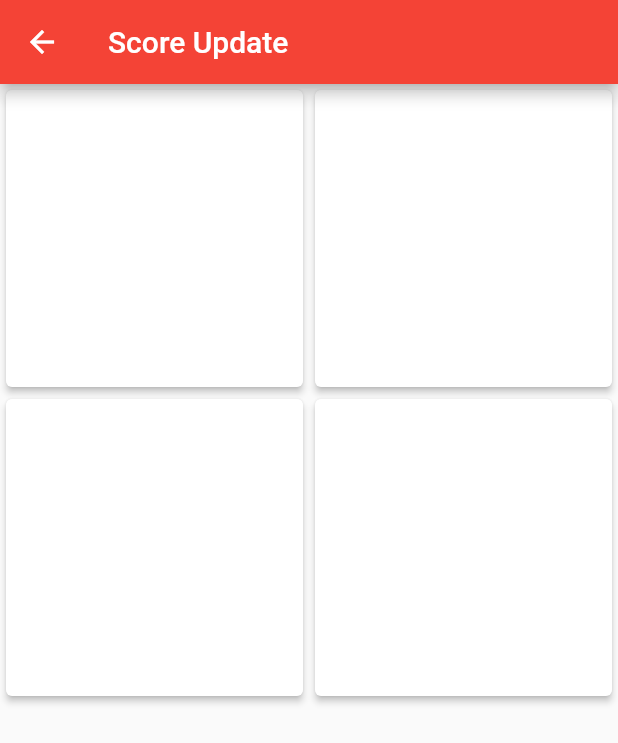
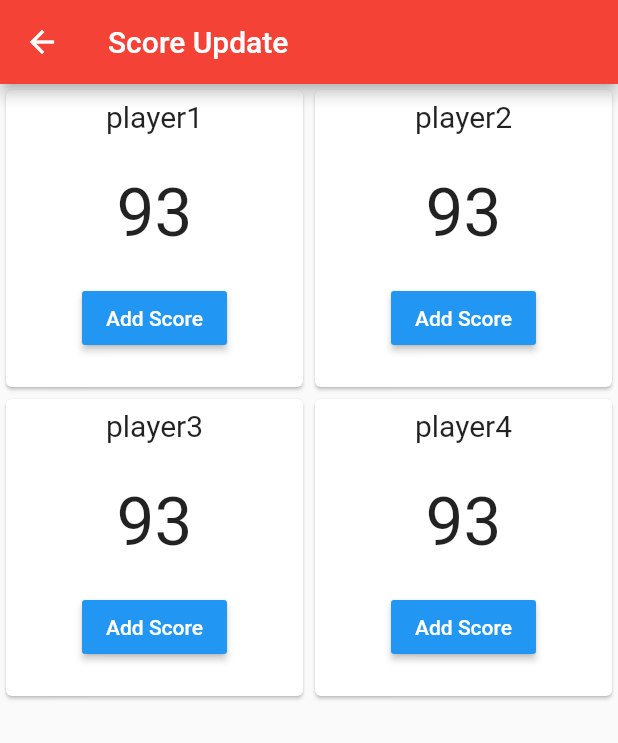
Before and after one commit to rameshwordhakal/carromcounter, a Flutter app: the screen it shows after launch, after a tap on "Play", on a phone screen of 412 x 824 dp. Shown: the top 743 px of the screen. Run offline on Flutter 3.47's test engine with Material 2 defaults, Android fonts, the phone set to English and light mode, and no system bars.

Commit message:
Player Name added to Cards

```diff
--- a/lib/HomeScreen.dart
+++ b/lib/HomeScreen.dart
@@ -1,6 +1,5 @@
 import 'package:flutter/material.dart';
 import './ScoreUpdateScreen.dart';
-
 
 class HomeScreen extends StatelessWidget {
   @override
@@ -14,12 +13,7 @@ class HomeScreen extends StatelessWidget {
   }
 }
 
-class PlayersData {
-  String player1 = '';
-  String player2 = '';
-  String player3 = '';
-  String player4 = '';
-}
+List<String> playerslist = ["player1", "player2", "player3", "player4"];
 
 class NewPlayerRegistration extends StatefulWidget {
   @override
@@ -29,53 +23,62 @@ class NewPlayerRegistration extends StatefulWidget {
 }
 
 class NewPlayerRegistrationForm extends State<NewPlayerRegistration> {
-  PlayersData _data = new PlayersData();
 
   void gotonewscreen() {
     Navigator.push(
       context,
       MaterialPageRoute(
-          builder: (context) => new ScoreUpdateScreen(players: _data)),
+          builder: (context) => new ScoreUpdateScreen(players: playerslist)),
     );
   }
 
   @override
   Widget build(BuildContext context) {
-    final Size screenSize = MediaQuery.of(context).size;
 
-    return Container
-      (child: ListView(
+    return Container(
+      child: ListView(
         children: <Widget>[
-          TextField(
+          Container(
+            margin: EdgeInsets.all(10.0),
+            child: TextField(
                 keyboardType: TextInputType.text,
                 decoration: InputDecoration(
-                  hintText: 'Rameshwor', labelText: 'Player1'),
+                    labelText: 'Player1'),
                 onChanged: (String value) {
-                this._data.player1 = value;
+                  playerslist[0] = value;
                 }),
-          TextField(
+          ),
+          Container(
+            margin: EdgeInsets.all(10.0),
+            child: TextField(
                 keyboardType: TextInputType.text,
                 decoration:
-                  InputDecoration(hintText: 'Sujan', labelText: 'Player2'),
+                    InputDecoration(labelText: 'Player2'),
                 onChanged: (String value) {
-                this._data.player2 = value;
+                  playerslist[1] = value;
                 }),
-          TextField(
+          ),
+          Container(
+            margin: EdgeInsets.all(10.0),
+            child: TextField(
                 keyboardType: TextInputType.text,
                 decoration:
-                  InputDecoration(hintText: 'Ankur', labelText: 'Player3'),
+                    InputDecoration(labelText: 'Player3'),
                 onChanged: (String value) {
-                this._data.player3 = value;
+                  playerslist[2] = value;
                 }),
-          TextField(
+          ),
+          Container(
+            margin: EdgeInsets.all(10.0),
+            child: TextField(
                 keyboardType: TextInputType.text,
                 decoration:
-                  InputDecoration(hintText: 'Subash', labelText: 'Player4'),
+                    InputDecoration( labelText: 'Player4'),
                 onChanged: (String value) {
-                this._data.player4 = value;
+                  playerslist[3] = value;
                 }),
+          ),
           Container(
-            width: screenSize.width,
             child: RaisedButton(
               child: Text(
                 'Play',
@@ -84,7 +87,7 @@ class NewPlayerRegistrationForm extends State<NewPlayerRegistration> {
               onPressed: () => this.gotonewscreen(),
               color: Colors.blue,
             ),
-            margin: EdgeInsets.only(top: 20.0),
+            margin: EdgeInsets.all(30.0),
           )
         ],
       ),
--- a/lib/ScoreUpdateScreen.dart
+++ b/lib/ScoreUpdateScreen.dart
@@ -11,14 +11,39 @@ class ScoreUpdateScreen extends StatelessWidget {
       ),
       body: Container(
         child: GridView.builder(
-          itemCount: 4,
+          itemCount: players.length,
           itemBuilder: (context, index) {
             return Card(
-              elevation: 2.0,
-              child: Container(
-                // alignment: Alignment.center,
-
-                child: Text(this.players.player1),
+              child: Column(
+                children: <Widget>[
+                  Container(
+                    margin: EdgeInsets.all(6),
+                    alignment: Alignment.center,
+                    child: Text(
+                      players[index],
+                      style: TextStyle(fontSize: 20.0),
+                    ),
+                  ),
+                  Container(
+                    margin: EdgeInsets.only(top: 20.0),
+                    alignment: Alignment.center,
+                    child: Text(
+                      '93',
+                      style: TextStyle(fontSize: 45.0),
+                    ),
+                  ),
+                  Container(
+                    child: RaisedButton(
+                      child: Text(
+                        'Add Score',
+                        style: TextStyle(color: Colors.white),
+                      ),
+                      onPressed: () => null, //this.demoPrint()
+                      color: Colors.blue,
+                    ),
+                    margin: EdgeInsets.only(top: 20.0),
+                  )
+                ],
               ),
             );
           },
```
Lines whose indentation alone changed are shown as unchanged.
